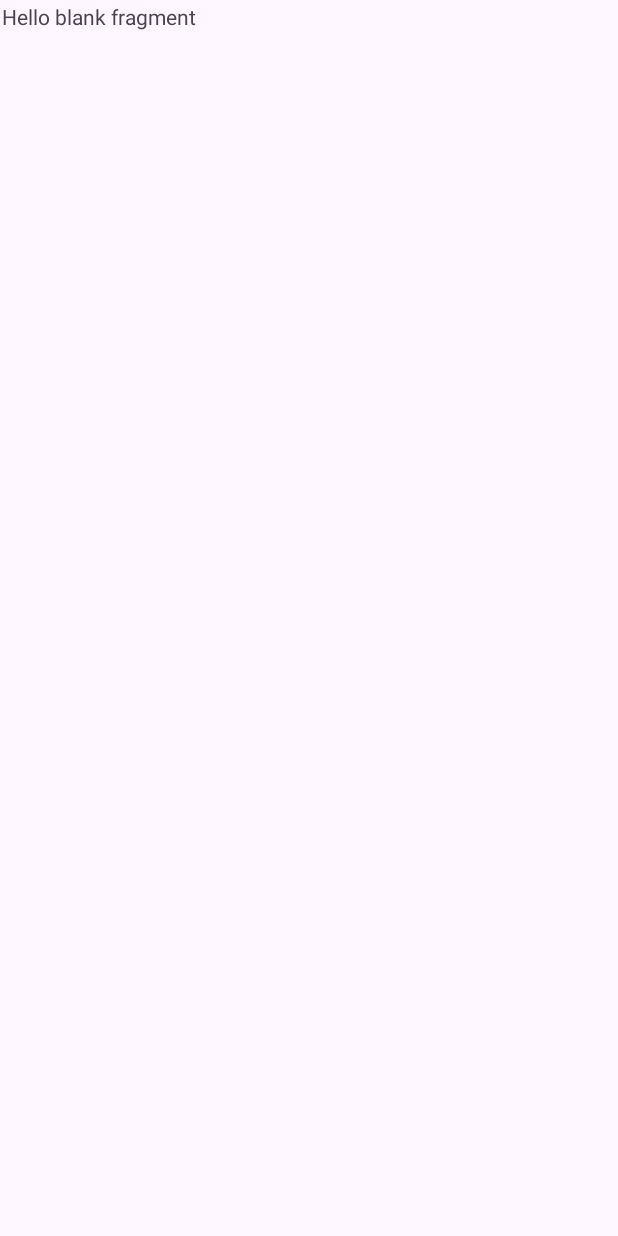
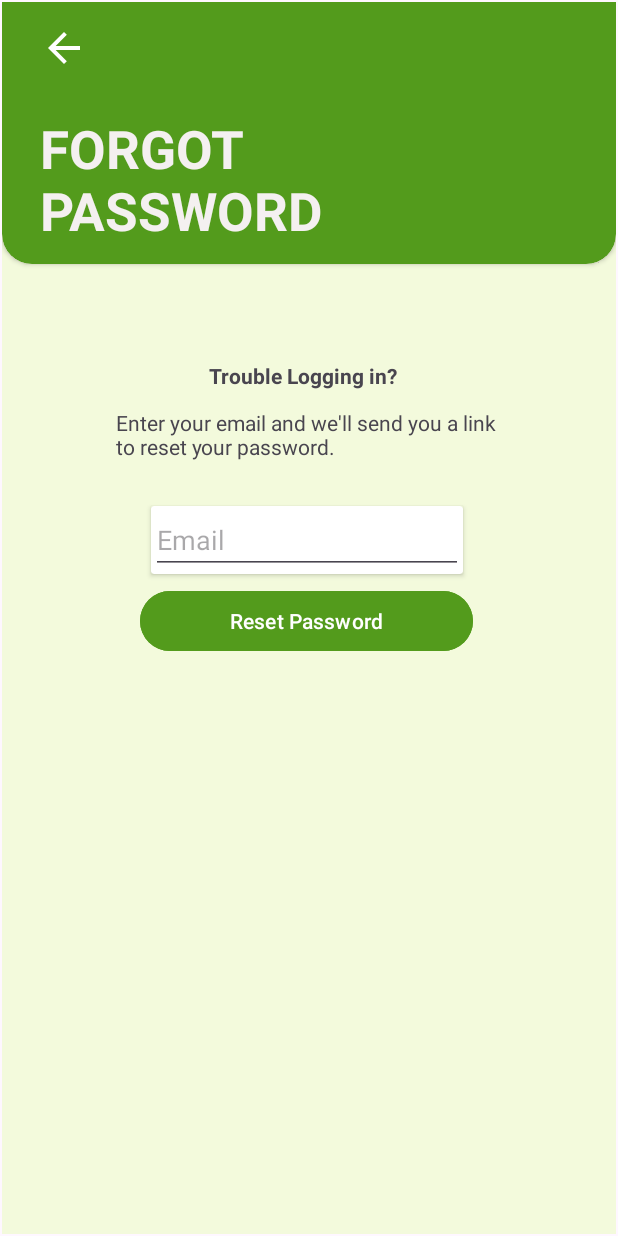
Before and after one commit to Finnmeowtons/UpangEats, an Android app: the ForgotPasswordFragment screen opened through its navigation route, on a phone screen of 412 x 824 dp. Before the commit the screen is almost empty. Run offline under Robolectric (Android 15) with nearby library versions, the light colour scheme and no system bars.

Commit message:
forgot pass ui

```diff
--- /dev/null
+++ b/app/src/main/res/drawable/baseline_arrow_back_24.xml
@@ -0,0 +1,5 @@
+<vector android:autoMirrored="true" android:height="32dp"
+    android:tint="#000000" android:viewportHeight="24"
+    android:viewportWidth="24" android:width="32dp" xmlns:android="http://schemas.android.com/apk/res/android">
+    <path android:fillColor="@android:color/white" android:pathData="M20,11H7.83l5.59,-5.59L12,4l-8,8 8,8 1.41,-1.41L7.83,13H20v-2z"/>
+</vector>
--- a/app/src/main/res/layout/fragment_forgot_password.xml
+++ b/app/src/main/res/layout/fragment_forgot_password.xml
@@ -1,14 +1,124 @@
 <?xml version="1.0" encoding="utf-8"?>
-<FrameLayout xmlns:android="http://schemas.android.com/apk/res/android"
+<RelativeLayout xmlns:android="http://schemas.android.com/apk/res/android"
+    xmlns:app="http://schemas.android.com/apk/res-auto"
     xmlns:tools="http://schemas.android.com/tools"
     android:layout_width="match_parent"
     android:layout_height="match_parent"
+    android:background="#F3FADC"
     tools:context=".ForgotPasswordFragment">
 
-    <!-- TODO: Update blank fragment layout -->
+
+    <androidx.cardview.widget.CardView
+        android:id="@+id/cardview"
+        android:layout_width="match_parent"
+        android:layout_height="200dp"
+        android:layout_alignParentTop="true"
+        android:layout_marginTop="-25dp"
+        app:cardBackgroundColor="#539B1C"
+        app:cardCornerRadius="20dp">
+
+        <RelativeLayout
+            android:layout_width="match_parent"
+            android:layout_height="match_parent"
+
+            android:orientation="vertical">
+
+            <ImageButton
+                android:id="@+id/imageButton"
+                android:layout_width="wrap_content"
+                android:layout_height="wrap_content"
+                android:layout_alignParentStart="true"
+                android:layout_alignParentTop="true"
+                android:layout_marginStart="25dp"
+                android:layout_marginTop="40dp"
+                android:background="@null"
+                android:src="@drawable/baseline_arrow_back_24"
+                app:tint="#ffffff" />
+
+            <TextView
+
+                android:id="@+id/textView2"
+                android:layout_width="wrap_content"
+                android:layout_height="wrap_content"
+                android:layout_alignParentStart="true"
+                android:layout_alignParentBottom="true"
+                android:layout_marginStart="25dp"
+                android:layout_marginBottom="12dp"
+                android:text="FORGOT\nPASSWORD"
+                android:textColor="#F4F0F0"
+                android:textSize="35sp"
+                android:textStyle="bold" />
+
+
+        </RelativeLayout>
+    </androidx.cardview.widget.CardView>
+
+    <ImageView
+        android:id="@+id/imageView"
+        android:layout_width="wrap_content"
+        android:layout_height="wrap_content"
+        android:layout_below="@+id/cardview"
+        android:layout_alignParentStart="true"
+        android:layout_alignParentEnd="true"
+        android:layout_marginStart="34dp"
+        android:layout_marginTop="39dp"
+        android:layout_marginEnd="34dp"
+        tools:src="@tools:sample/avatars" />
+
     <TextView
-        android:layout_width="match_parent"
-        android:layout_height="match_parent"
-        android:text="@string/hello_blank_fragment" />
+        android:id="@+id/textView3"
+        android:layout_width="135dp"
+        android:layout_height="wrap_content"
+        android:layout_below="@+id/imageView"
+        android:layout_alignParentStart="true"
+        android:layout_alignParentEnd="true"
+        android:layout_marginStart="138dp"
+        android:layout_marginTop="25dp"
+        android:layout_marginEnd="138dp"
+        android:text="Trouble Logging in?"
+        android:textStyle="bold" />
 
-</FrameLayout>
+    <TextView
+        android:id="@+id/textView4"
+        android:layout_width="106dp"
+        android:layout_height="wrap_content"
+        android:layout_below="@+id/textView3"
+        android:layout_alignParentStart="true"
+        android:layout_alignParentEnd="true"
+        android:layout_marginStart="76dp"
+        android:layout_marginTop="12dp"
+        android:layout_marginEnd="76dp"
+        android:text="Enter your email and we'll send you a link to reset your password." />
+
+    <Button
+        android:id="@+id/button4"
+        android:layout_width="wrap_content"
+        android:layout_height="wrap_content"
+        android:layout_below="@id/cardd"
+        android:layout_alignParentStart="true"
+        android:layout_alignParentEnd="true"
+        android:layout_marginStart="92dp"
+        android:layout_marginTop="7dp"
+        android:layout_marginEnd="95dp"
+        android:backgroundTint="#539B1C"
+        android:text="Reset Password" />
+
+    <androidx.cardview.widget.CardView
+        android:id="@+id/cardd"
+        android:layout_width="208dp"
+        android:layout_height="45dp"
+        android:layout_below="@+id/textView4"
+        android:layout_alignParentEnd="true"
+        android:layout_marginTop="30dp"
+        android:layout_marginEnd="102dp"
+        android:visibility="visible">
+
+        <EditText
+            android:id="@+id/editTextTextEmailAddress2"
+            android:layout_width="match_parent"
+            android:layout_height="match_parent"
+            android:ems="10"
+            android:hint="Email"
+            android:inputType="textEmailAddress" />
+    </androidx.cardview.widget.CardView>
+</RelativeLayout>
```
